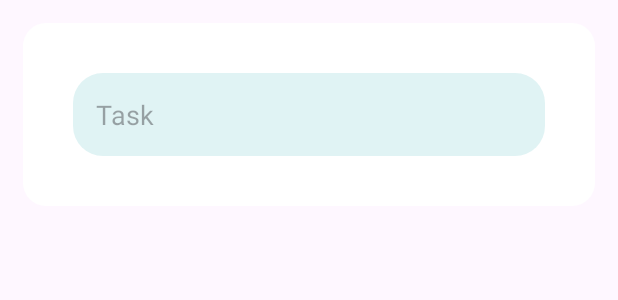
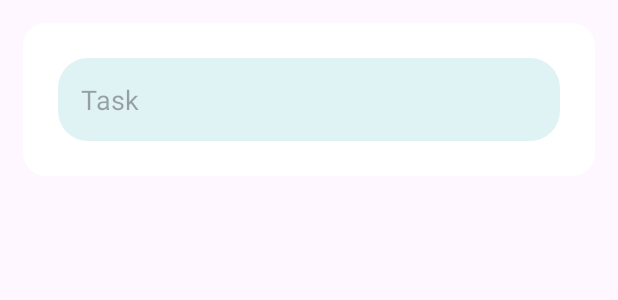
Before and after one commit to dilmiishara/Plan-Ease, an Android app: the layout additemdialog.xml on its own in the app's theme, with its tools: preview values and no code run, on a phone screen of 412 x 824 dp. Shown: the top 300 px of the screen. Run offline under Robolectric (Android 15) with nearby library versions, the phone set to English and light mode, and no system bars; Roboto replaces fonts that are not available here.

Commit message:
update size

```diff
--- a/app/src/main/res/layout/additemdialog.xml
+++ b/app/src/main/res/layout/additemdialog.xml
@@ -3,7 +3,7 @@
     android:layout_width="match_parent"
     android:layout_height="wrap_content"
     android:orientation="vertical"
-    android:padding="15dp"
+    android:padding="5dp"
     android:layout_margin="15dp"
     android:background="@drawable/rounded_corner"
 
```
